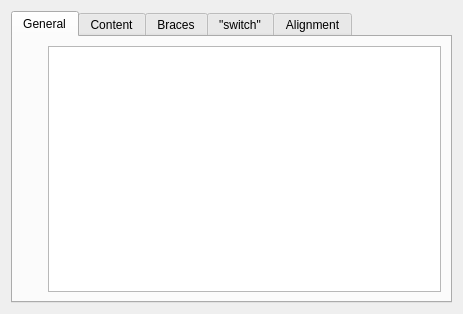
qt-creator/qt-creator, file src/plugins/cpptools/cppcodestylesettingspage.ui: the form before one commit.
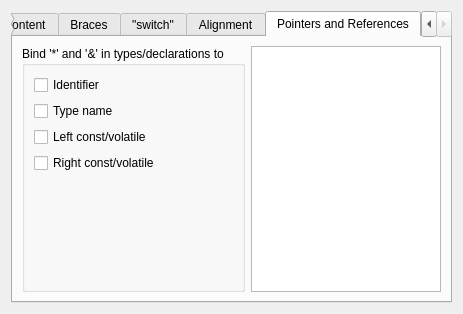
The form after the commit. Custom widgets are drawn as their Qt base class.

Commit message: C++: Add settings dialog for pointer declaration formatting

What changed in the file:
```diff
--- a/src/plugins/cpptools/cppcodestylesettingspage.ui
+++ b/src/plugins/cpptools/cppcodestylesettingspage.ui
@@ -17,7 +17,7 @@
    <item>
     <widget class="QTabWidget" name="categoryTab">
      <property name="currentIndex">
-      <number>0</number>
+      <number>5</number>
      </property>
      <widget class="QWidget" name="generalTab">
       <attribute name="title">
@@ -404,6 +404,86 @@
        </item>
       </layout>
      </widget>
+     <widget class="QWidget" name="typesTab">
+      <attribute name="title">
+       <string>Pointers and References</string>
+      </attribute>
+      <layout class="QHBoxLayout" name="horizontalLayout_2">
+       <item>
+        <widget class="QGroupBox" name="pointerReferencesGroupBox">
+         <property name="title">
+          <string>Bind '*' and '&amp;&amp;' in types/declarations to</string>
+         </property>
+         <property name="flat">
+          <bool>true</bool>
+         </property>
+         <layout class="QVBoxLayout" name="verticalLayout_6">
+          <item>
+           <widget class="QCheckBox" name="bindStarToIdentifier">
+            <property name="toolTip">
+             <string>&lt;html&gt;&lt;head/&gt;&lt;body&gt;This does not apply to the star and reference symbol in pointer/reference to functions and arrays, e.g.:
+&lt;pre&gt;   int (&amp;rf)() = ...;
+   int (*pf)() = ...;
+
+   int (&amp;ra)[2] = ...;
+   int (*pa)[2] = ...;
+
+&lt;/pre&gt;&lt;/body&gt;&lt;/html&gt;</string>
+            </property>
+            <property name="text">
+             <string>Identifier</string>
+            </property>
+           </widget>
+          </item>
+          <item>
+           <widget class="QCheckBox" name="bindStarToTypeName">
+            <property name="text">
+             <string>Type name</string>
+            </property>
+           </widget>
+          </item>
+          <item>
+           <widget class="QCheckBox" name="bindStarToLeftSpecifier">
+            <property name="text">
+             <string>Left const/volatile</string>
+            </property>
+           </widget>
+          </item>
+          <item>
+           <widget class="QCheckBox" name="bindStarToRightSpecifier">
+            <property name="toolTip">
+             <string>This does not apply to references.</string>
+            </property>
+            <property name="text">
+             <string>Right const/volatile</string>
+            </property>
+           </widget>
+          </item>
+          <item>
+           <spacer name="verticalSpacer_6">
+            <property name="orientation">
+             <enum>Qt::Vertical</enum>
+            </property>
+            <property name="sizeHint" stdset="0">
+             <size>
+              <width>20</width>
+              <height>40</height>
+             </size>
+            </property>
+           </spacer>
+          </item>
+         </layout>
+        </widget>
+       </item>
+       <item>
+        <widget class="TextEditor::SnippetEditorWidget" name="previewTextEditPointerReferences">
+         <property name="plainText">
+          <string/>
+         </property>
+        </widget>
+       </item>
+      </layout>
+     </widget>
     </widget>
    </item>
   </layout>
```
The commit also changes 6 other files.
